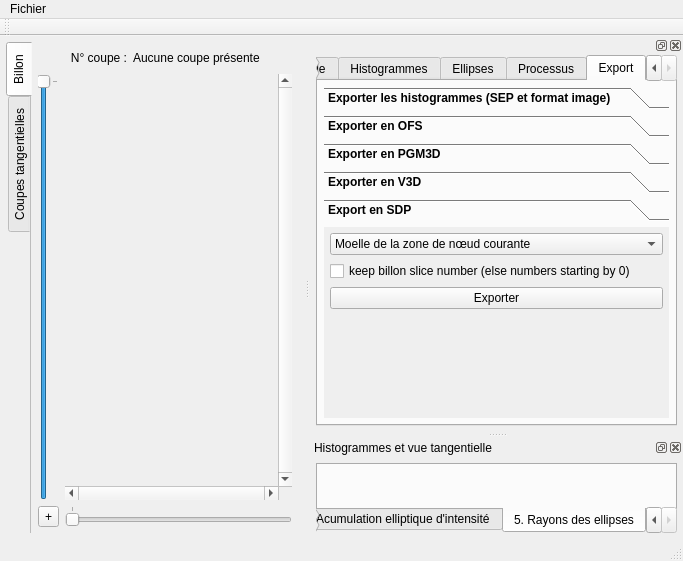
Qt form ui/mainwindow.ui (akrah/TKDetection) before a commit.
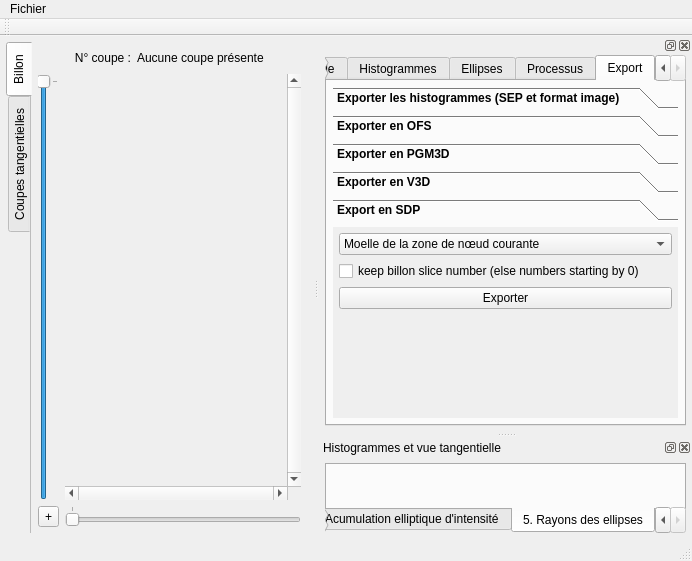
The same form after that commit. The open tabs and pages were chosen to show the change. Custom widgets are drawn as their Qt base class.

Commit message: Ajout de l'export du nœud courant segmenté en SDP (résultat à tester)

Patch:
```diff
--- a/ui/mainwindow.ui
+++ b/ui/mainwindow.ui
@@ -6,7 +6,7 @@
    <rect>
     <x>0</x>
     <y>0</y>
-    <width>683</width>
+    <width>692</width>
     <height>561</height>
    </rect>
   </property>
@@ -286,8 +286,8 @@
     <rect>
      <x>0</x>
      <y>0</y>
-     <width>683</width>
-     <height>29</height>
+     <width>692</width>
+     <height>25</height>
     </rect>
    </property>
    <widget class="QMenu" name="menuFichier">
@@ -2732,8 +2732,8 @@
              <rect>
               <x>0</x>
               <y>0</y>
-              <width>397</width>
-              <height>124</height>
+              <width>398</width>
+              <height>112</height>
              </rect>
             </property>
             <attribute name="label">
```
Left out of the diff: 62 changed lines with no effect on the pictures. The commit also changes 2 other files.
